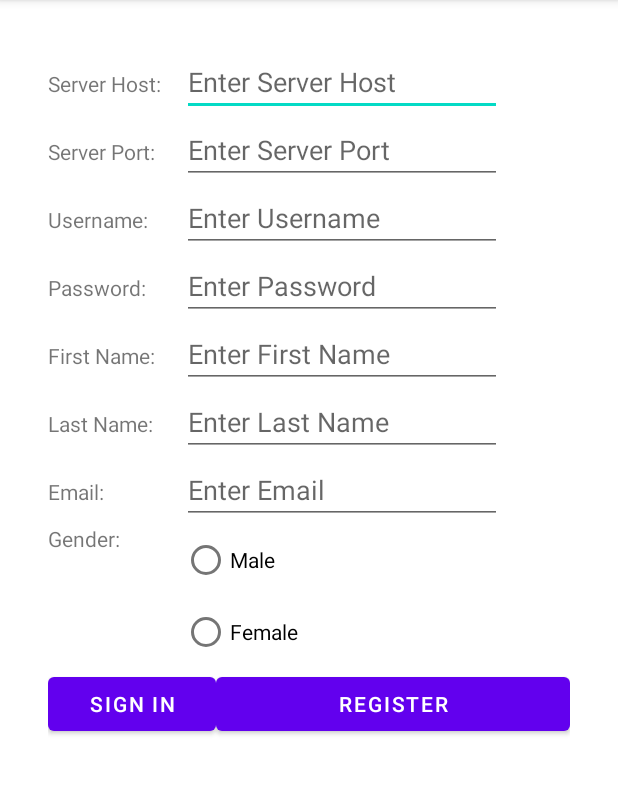
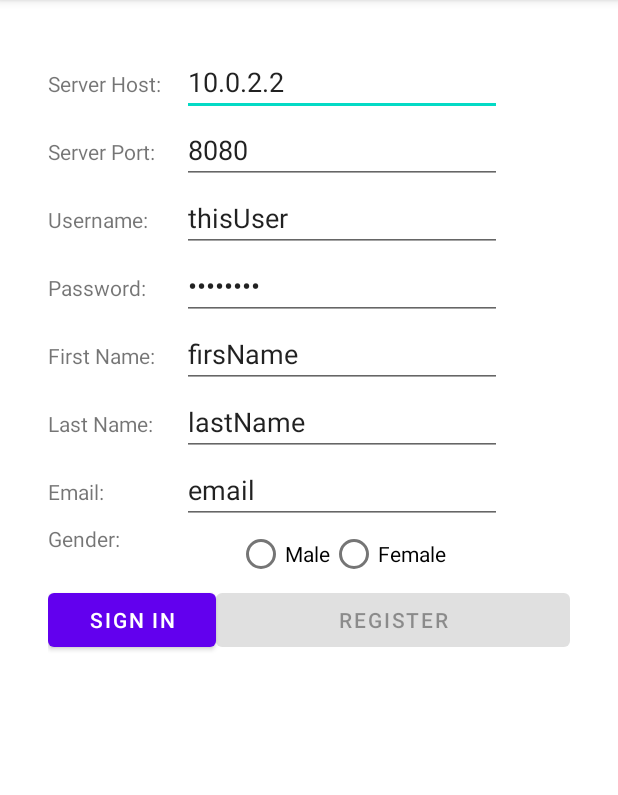
Before and after one commit to prestondavid99/FamilyMapClient, an Android app: the screen it shows after launch (MainActivity), on a phone screen of 412 x 824 dp, the part 84-879 px from its top. Run offline under Robolectric (Android 15) with nearby library versions, the phone set to English and light mode, and no system bars.

Commit message:
Login done lol finally

```diff
--- a/app/build.gradle
+++ b/app/build.gradle
@@ -39,6 +39,7 @@ dependencies {
     implementation 'androidx.legacy:legacy-support-v4:1.0.0'
     implementation 'com.google.android.gms:play-services-maps:18.0.2'
     implementation files('libs/shared.jar')
+    implementation 'com.google.android.gms:play-services-maps:18.0.2'
     testImplementation 'junit:junit:4.13.2'
     androidTestImplementation 'androidx.test.ext:junit:1.1.3'
     androidTestImplementation 'androidx.test.espresso:espresso-core:3.4.0'
--- a/app/src/main/AndroidManifest.xml
+++ b/app/src/main/AndroidManifest.xml
@@ -3,6 +3,8 @@
     package="com.example.familymapclient">
 
     <uses-permission android:name="android.permission.INTERNET" />
+    <uses-permission android:name="android.permission.ACCESS_COARSE_LOCATION"/>
+
     <application
         android:usesCleartextTraffic="true"
         android:allowBackup="true"
@@ -25,7 +27,7 @@
         -->
         <meta-data
             android:name="com.google.android.geo.API_KEY"
-            android:value="YOUR_API_KEY" />
+            android:value="AIzaSyB3PigcA1cB2HnV84CCPwBoQ5viNSNuFzw" />
 
         <activity
             android:name=".MainActivity"
--- a/app/src/main/java/com/example/familymapclient/LoginFragment.java
+++ b/app/src/main/java/com/example/familymapclient/LoginFragment.java
@@ -1,5 +1,6 @@
 package com.example.familymapclient;
 
+import android.annotation.SuppressLint;
 import android.content.Context;
 import android.location.GnssAntennaInfo;
 import android.os.Bundle;
@@ -9,6 +10,8 @@ import androidx.fragment.app.Fragment;
 import android.os.Handler;
 import android.os.Looper;
 import android.os.Message;
+import android.text.Editable;
+import android.text.TextWatcher;
 import android.util.Log;
 import android.view.LayoutInflater;
 import android.view.View;
@@ -47,6 +50,18 @@ public class LoginFragment extends Fragment {
     // TODO: Rename and change types of parameters
     private String mParam1;
     private String mParam2;
+    private EditText serverHost;
+    private EditText serverPort;
+    private EditText username;
+    private EditText password;
+    private EditText firstName;
+    private EditText lastName;
+    private EditText email;
+    private Button signInButton;
+    private Button registerButton;
+    private boolean radioButtonClicked;
+    private RadioButton radioButton;
+    private String gender;
 
     public LoginFragment() {
 
@@ -77,6 +92,25 @@ public class LoginFragment extends Fragment {
         return fragment;
     }
 
+    public void validate() {
+        if (serverHost.getText().toString().equals("") || serverPort.getText().toString().equals("") || username.getText().toString().equals("")
+                || password.getText().toString().equals("")) {
+            signInButton.setEnabled(false);
+        } else {
+            signInButton.setEnabled(true);
+        }
+    }
+
+    public void validateRegister() {
+        if (serverHost.getText().toString().equals("") || serverPort.getText().toString().equals("") || username.getText().toString().equals("")
+                || password.getText().toString().equals("") || firstName.getText().toString().equals("") || lastName.getText().toString().equals("")
+                || email.getText().toString().equals("") || !radioButtonClicked) {
+            registerButton.setEnabled(false);
+        } else {
+            registerButton.setEnabled(true);
+        }
+    }
+
     @Override
     public void onCreate(Bundle savedInstanceState) {
         super.onCreate(savedInstanceState);
@@ -86,33 +120,69 @@ public class LoginFragment extends Fragment {
         }
     }
 
+    @SuppressLint("SetTextI18n")
     @Override
     public View onCreateView(LayoutInflater inflater, ViewGroup container,
                              Bundle savedInstanceState) {
         View view = inflater.inflate(R.layout.fragment_login, container, false);
 
         /* EditText */
-        EditText serverHost = view.findViewById(R.id.serverHost);
-        EditText serverPort = view.findViewById(R.id.serverPort);
-        EditText username = view.findViewById(R.id.username);
-        EditText password = view.findViewById(R.id.password);
-        EditText firstName = view.findViewById(R.id.firstName);
-        EditText lastName = view.findViewById(R.id.lastName);
-        EditText email = view.findViewById(R.id.email);
+        serverHost = view.findViewById(R.id.serverHost);
+        serverPort = view.findViewById(R.id.serverPort);
+        username = view.findViewById(R.id.username);
+        password = view.findViewById(R.id.password);
+        firstName = view.findViewById(R.id.firstName);
+        lastName = view.findViewById(R.id.lastName);
+        email = view.findViewById(R.id.email);
+
+        serverHost.setText("10.0.2.2");
+        serverPort.setText("8080");
+        username.setText("thisUser");
+        password.setText("password");
+        firstName.setText("firsName");
+        lastName.setText("lastName");
+        email.setText("email");
+
+        TextWatcher textWatcher = new TextWatcher() {
+            @Override
+            public void beforeTextChanged(CharSequence charSequence, int i, int i1, int i2) {
+
+            }
+
+            @Override
+            public void onTextChanged(CharSequence charSequence, int i, int i1, int i2) {
+                validate();
+                validateRegister();
+
+            }
+
+            @Override
+            public void afterTextChanged(Editable editable) {
+
+            }
+        };
+
+        serverHost.addTextChangedListener(textWatcher);
+        serverPort.addTextChangedListener(textWatcher);
+        username.addTextChangedListener(textWatcher);
+        password.addTextChangedListener(textWatcher);
+        firstName.addTextChangedListener(textWatcher);
+        lastName.addTextChangedListener(textWatcher);
+        email.addTextChangedListener(textWatcher);
+
+        /* Buttons */
+        signInButton = view.findViewById(R.id.signInButton);
 
 
 
 
-        /* Buttons */
-        Button signInButton = view.findViewById(R.id.signInButton);
         signInButton.setOnClickListener(new View.OnClickListener() {
             @Override
             public void onClick(View view) {
                 try {
                     LoginRequest loginRequest = new LoginRequest(username.getText().toString(), password.getText().toString());
-
-
-                    Handler threadHandler = new Handler() {
+                    @SuppressLint("HandlerLeak") Handler threadHandler = new Handler() {
+                        @SuppressLint("HandlerLeak")
                         @Override
                         public void handleMessage(Message message) {
                             Bundle bundle = message.getData();
@@ -131,9 +201,9 @@ public class LoginFragment extends Fragment {
 
                             Toast toast = Toast.makeText(context, text, duration);
                             toast.show();
-//                            if (listener != null) {
-//                                listener.signedIn();
-//                            }
+                            if (listener != null) {
+                                listener.signedIn();
+                            }
                         }
                     };
                     DownloadTask task = new DownloadTask(threadHandler, serverHost.getText().toString(), serverPort.getText().toString(), loginRequest);
@@ -147,30 +217,37 @@ public class LoginFragment extends Fragment {
 
             }
 
-
-
         });
 
         RadioGroup radioGroup;
+        radioGroup = (RadioGroup) view.findViewById(R.id.radioGroup);
+        registerButton = view.findViewById(R.id.registerButton);
 
-        radioGroup = (RadioGroup) view.findViewById(R.id.radioGroup);
-        Button registerButton = view.findViewById(R.id.registerButton);
+        radioGroup.setOnCheckedChangeListener(new RadioGroup.OnCheckedChangeListener() {
+            @Override
+            public void onCheckedChanged(RadioGroup group, int checkedId) {
+                radioButtonClicked = true;
+                radioButton = (RadioButton) view.findViewById(checkedId);
+                gender = radioButton.getText().toString();
+                validateRegister();
+            }
+        });
+
+
         registerButton.setOnClickListener(new View.OnClickListener() {
+
+
             @Override
             public void onClick(View view) {
                 try {
                     /* Radio Buttons */
-                    int selectedId = radioGroup.getCheckedRadioButtonId();
 
-                    RadioButton radioButton = (RadioButton) getActivity().findViewById(selectedId);
-                    String gender = radioButton.getText().toString();
                     RegisterRequest registerRequest = new RegisterRequest(username.getText().toString(), password.getText().toString(),
                             email.getText().toString(), firstName.getText().toString(), lastName.getText().toString(), gender);
 
-                    if(listener != null) {
-                        listener.signedIn();
 
-                        Handler threadHandler = new Handler(Looper.getMainLooper()) {
+                    @SuppressLint("HandlerLeak") Handler threadHandler = new Handler() {
+                        @Override
                         public void handleMessage(Message message) {
                             Bundle bundle = message.getData();
                             boolean isSuccess = bundle.getBoolean("Success");
@@ -188,18 +265,23 @@ public class LoginFragment extends Fragment {
 
                             Toast toast = Toast.makeText(context, text, duration);
                             toast.show();
+
+                            if (listener != null) {
+                                listener.registered();
+                            }
                         }
                     };
                     DownloadTask task = new DownloadTask(threadHandler, serverHost.getText().toString(), serverPort.getText().toString(), registerRequest);
                     ExecutorService executor = Executors.newSingleThreadExecutor();
                     executor.submit(task);
 
-                    }
                 } catch (Exception e) {
                     Log.e(LOG_TAG, e.getMessage(), e);
                 }
             }
         });
+        validate();
+        validateRegister();
         return view;
     }
 }
--- a/app/src/main/java/com/example/familymapclient/MainActivity.java
+++ b/app/src/main/java/com/example/familymapclient/MainActivity.java
@@ -28,8 +28,6 @@ public class MainActivity extends AppCompatActivity implements LoginFragment.Lis
                 ((LoginFragment) fragment).registerListener(this);
             }
         }
-
-
     }
 
     private Fragment createLoginFragment() {
@@ -41,8 +39,8 @@ public class MainActivity extends AppCompatActivity implements LoginFragment.Lis
     @Override
     public void signedIn() {
         FragmentManager fragmentManager = this.getSupportFragmentManager();
+        // TODO : Gets disconnected here?
         Fragment fragment = new MapsFragment();
-
         fragmentManager.beginTransaction().replace(R.id.fragmentFrameLayout, fragment).commit();
     }
 
--- a/app/src/main/res/layout/fragment_login.xml
+++ b/app/src/main/res/layout/fragment_login.xml
@@ -157,19 +157,21 @@
 
             <RadioGroup
                 android:id="@+id/radioGroup"
-                android:layout_width="wrap_content"
-                android:layout_height="wrap_content">
+                android:layout_width="match_parent"
+                android:layout_height="40dp"
+                android:orientation="horizontal"
+                android:gravity="center">
 
                 <RadioButton
                     android:id="@+id/maleButton"
-                    android:layout_width="match_parent"
-                    android:layout_height="wrap_content"
+                    android:layout_width="wrap_content"
+                    android:layout_height="40dp"
                     android:text="@string/male" />
 
                 <RadioButton
                     android:id="@+id/femaleButton"
-                    android:layout_width="match_parent"
-                    android:layout_height="wrap_content"
+                    android:layout_width="wrap_content"
+                    android:layout_height="40dp"
                     android:text="@string/female" />
             </RadioGroup>
         </TableRow>
```
Also changed, not shown: app/src/main/java/com/example/familymapclient/DownloadTask.java (+27 -3 lines), app/src/main/java/com/example/familymapclient/MapsFragment.java (+6 -1 lines), app/src/main/java/com/example/familymapclient/ServerProxy.java (+6 -2 lines), app/src/main/res/layout/fragment_maps.xml (+40 -6 lines). Lines whose indentation alone changed are shown as unchanged.
